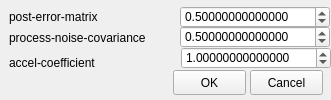
Before: the Qt Designer form ftnoir_filter_kalman/ftnoir_kalman_filtercontrols.ui in dbaarda/facetracknoir-posix, drawn with Qt 5.
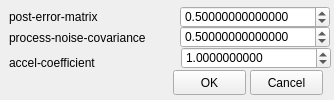
After: the same form once the commit is applied. Icons and pictures are not drawn.

Commit message: Kalman: Improve defaults again

What changed in the file:
```diff
--- a/ftnoir_filter_kalman/ftnoir_kalman_filtercontrols.ui
+++ b/ftnoir_filter_kalman/ftnoir_kalman_filtercontrols.ui
@@ -9,7 +9,7 @@
    <rect>
     <x>0</x>
     <y>0</y>
-    <width>331</width>
+    <width>334</width>
     <height>100</height>
    </rect>
   </property>
@@ -171,10 +171,10 @@
     <set>Qt::AlignLeading|Qt::AlignLeft|Qt::AlignTop</set>
    </property>
    <property name="decimals">
-    <number>14</number>
+    <number>10</number>
    </property>
    <property name="maximum">
-    <double>9.999999000000001</double>
+    <double>99999.999999000006937</double>
    </property>
    <property name="singleStep">
     <double>0.000001000000000</double>
```
The commit also changes 1 other file.
